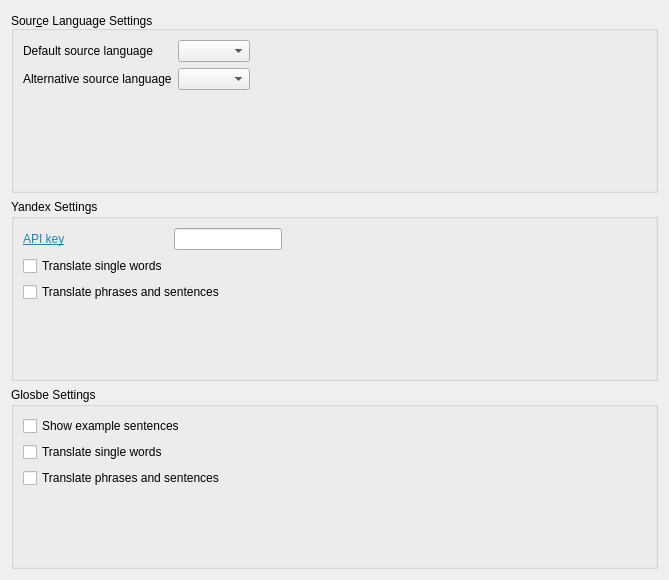
The window that config/translator_config.ui (naraesk/krunner-translator) describes before a commit, drawn with Qt 5.
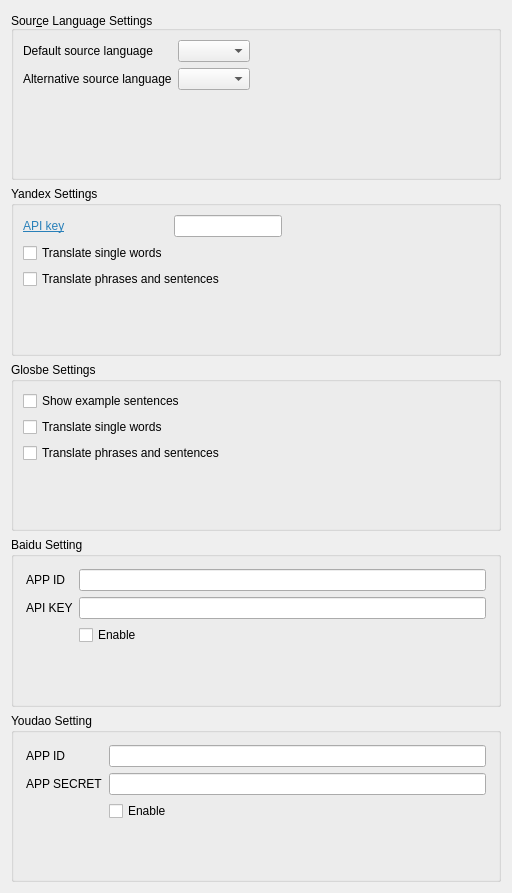
The same window after the commit.

Commit message: add youdao and baidu translation

The edit to the form file:
```diff
--- a/config/translator_config.ui
+++ b/config/translator_config.ui
@@ -7,8 +7,8 @@
    <rect>
     <x>0</x>
     <y>0</y>
-    <width>669</width>
-    <height>580</height>
+    <width>512</width>
+    <height>893</height>
    </rect>
   </property>
   <layout class="QVBoxLayout" name="verticalLayout">
@@ -178,6 +178,134 @@
      </layout>
     </widget>
    </item>
+   <item>
+    <widget class="QGroupBox" name="baidu_2">
+     <property name="title">
+      <string>Baidu Setting</string>
+     </property>
+     <layout class="QFormLayout" name="baidu">
+      <property name="leftMargin">
+       <number>6</number>
+      </property>
+      <property name="topMargin">
+       <number>6</number>
+      </property>
+      <property name="rightMargin">
+       <number>6</number>
+      </property>
+      <property name="bottomMargin">
+       <number>6</number>
+      </property>
+      <item row="0" column="0" colspan="2">
+       <layout class="QFormLayout" name="formLayout_6">
+        <property name="leftMargin">
+         <number>6</number>
+        </property>
+        <property name="topMargin">
+         <number>6</number>
+        </property>
+        <property name="rightMargin">
+         <number>6</number>
+        </property>
+        <property name="bottomMargin">
+         <number>6</number>
+        </property>
+        <item row="0" column="0">
+         <widget class="QLabel" name="label">
+          <property name="text">
+           <string>APP ID</string>
+          </property>
+         </widget>
+        </item>
+        <item row="0" column="1">
+         <widget class="QLineEdit" name="baiduAPPID"/>
+        </item>
+        <item row="2" column="0">
+         <widget class="QLabel" name="label_2">
+          <property name="text">
+           <string>API KEY</string>
+          </property>
+         </widget>
+        </item>
+        <item row="2" column="1">
+         <widget class="QLineEdit" name="baiduApiKey"/>
+        </item>
+        <item row="3" column="1">
+         <widget class="QCheckBox" name="baiduEnable">
+          <property name="text">
+           <string>Enable</string>
+          </property>
+         </widget>
+        </item>
+       </layout>
+      </item>
+     </layout>
+    </widget>
+   </item>
+   <item>
+    <widget class="QGroupBox" name="youdao">
+     <property name="title">
+      <string>Youdao Setting</string>
+     </property>
+     <layout class="QFormLayout" name="baidu_4">
+      <property name="leftMargin">
+       <number>6</number>
+      </property>
+      <property name="topMargin">
+       <number>6</number>
+      </property>
+      <property name="rightMargin">
+       <number>6</number>
+      </property>
+      <property name="bottomMargin">
+       <number>6</number>
+      </property>
+      <item row="0" column="0" colspan="2">
+       <layout class="QFormLayout" name="formLayout_7">
+        <property name="leftMargin">
+         <number>6</number>
+        </property>
+        <property name="topMargin">
+         <number>6</number>
+        </property>
+        <property name="rightMargin">
+         <number>6</number>
+        </property>
+        <property name="bottomMargin">
+         <number>6</number>
+        </property>
+        <item row="0" column="0">
+         <widget class="QLabel" name="label_4">
+          <property name="text">
+           <string>APP ID</string>
+          </property>
+         </widget>
+        </item>
+        <item row="0" column="1">
+         <widget class="QLineEdit" name="youdaoAPPID"/>
+        </item>
+        <item row="2" column="0">
+         <widget class="QLabel" name="label_3">
+          <property name="text">
+           <string>APP SECRET</string>
+          </property>
+         </widget>
+        </item>
+        <item row="2" column="1">
+         <widget class="QLineEdit" name="youdaoAppSec"/>
+        </item>
+        <item row="3" column="1">
+         <widget class="QCheckBox" name="youdaoEnable">
+          <property name="text">
+           <string>Enable</string>
+          </property>
+         </widget>
+        </item>
+       </layout>
+      </item>
+     </layout>
+    </widget>
+   </item>
   </layout>
  </widget>
  <resources/>
```
The commit also changes 10 other files.
